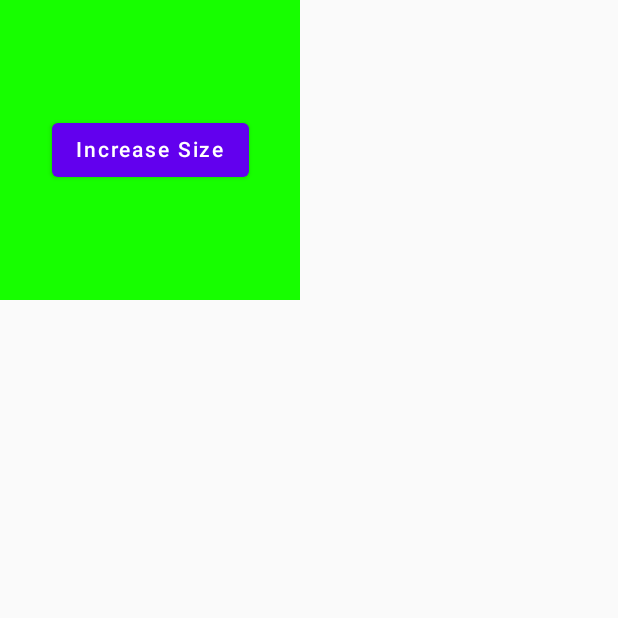
After one commit to allukman/belajar-compose, an Android app built with Jetpack Compose: the SimpleAnimation screen opened directly, with no data from a screen before it, on a phone screen of 412 x 824 dp, the top half of it. The commit adds this screen. Run offline under Robolectric (Android 15) with nearby library versions, the phone set to English and light mode, and no system bars.

Commit message:
compose simple animation

```diff
--- a/app/build.gradle
+++ b/app/build.gradle
@@ -53,9 +53,12 @@ dependencies {
     implementation "androidx.compose.ui:ui-tooling-preview:$compose_version"
     implementation 'androidx.lifecycle:lifecycle-runtime-ktx:2.3.1'
     implementation 'androidx.activity:activity-compose:1.3.1'
+    implementation "androidx.constraintlayout:constraintlayout-compose:1.0.0-beta02"
+
     testImplementation 'junit:junit:4.13.2'
     androidTestImplementation 'androidx.test.ext:junit:1.1.3'
     androidTestImplementation 'androidx.test.espresso:espresso-core:3.4.0'
+
     androidTestImplementation "androidx.compose.ui:ui-test-junit4:$compose_version"
     debugImplementation "androidx.compose.ui:ui-tooling:$compose_version"
     debugImplementation "androidx.compose.ui:ui-test-manifest:$compose_version"
--- /dev/null
+++ b/app/src/main/java/com/example/belajarcompose/SimpleAnimation.kt
@@ -0,0 +1,62 @@
+package com.example.belajarcompose
+
+import android.os.Bundle
+import androidx.activity.ComponentActivity
+import androidx.activity.compose.setContent
+import androidx.compose.animation.animateColor
+import androidx.compose.animation.core.*
+import androidx.compose.foundation.background
+import androidx.compose.foundation.layout.Box
+import androidx.compose.foundation.layout.size
+import androidx.compose.material.Button
+import androidx.compose.material.Text
+import androidx.compose.runtime.getValue
+import androidx.compose.runtime.mutableStateOf
+import androidx.compose.runtime.remember
+import androidx.compose.runtime.setValue
+import androidx.compose.ui.Alignment
+import androidx.compose.ui.Modifier
+import androidx.compose.ui.graphics.Color
+import androidx.compose.ui.unit.dp
+
+class SimpleAnimation : ComponentActivity() {
+    override fun onCreate(savedInstanceState: Bundle?) {
+        super.onCreate(savedInstanceState)
+        setContent {
+            var sizeState by remember { mutableStateOf(200.dp) }
+            val size by animateDpAsState(
+                targetValue = sizeState,
+//                keyframes {
+//                    durationMillis = 5000
+//                    sizeState at 0 with LinearEasing
+//                    sizeState * 1.5f at 1000 with FastOutLinearInEasing
+//                    sizeState * 2f at 5000
+//                }
+                animationSpec = tween(
+                    durationMillis = 1000,
+                    delayMillis = 300,
+                    easing = FastOutSlowInEasing
+                )
+            )
+            val infiniteTransition = rememberInfiniteTransition()
+            val color by infiniteTransition.animateColor(
+                initialValue = Color.Red,
+                targetValue = Color.Green,
+                animationSpec = infiniteRepeatable(
+                    tween(durationMillis = 2000),
+                    repeatMode = RepeatMode.Reverse
+                )
+            )
+            Box(modifier = Modifier
+                .size(size)
+                .background(color),
+                contentAlignment = Alignment.Center) {
+                Button(onClick = {
+                    sizeState += 50.dp
+                }) {
+                    Text(text = "Increase Size")
+                }
+            }
+        }
+    }
+}
--- a/app/src/main/res/values/strings.xml
+++ b/app/src/main/res/values/strings.xml
@@ -7,4 +7,6 @@
     <string name="title_activity_state">State</string>
     <string name="title_activity_snackbars">snackbars</string>
     <string name="title_activity_list">List</string>
+    <string name="title_activity_constraints">Constraints</string>
+    <string name="title_activity_simple_animation">SimpleAnimation</string>
 </resources>
```
Also changed, not shown: app/src/main/AndroidManifest.xml (+10 -0 lines), app/src/main/java/com/example/belajarcompose/Constraints.kt (added, +60 -0 lines), app/src/main/java/com/example/belajarcompose/MainActivity.kt (+10 -11 lines).
